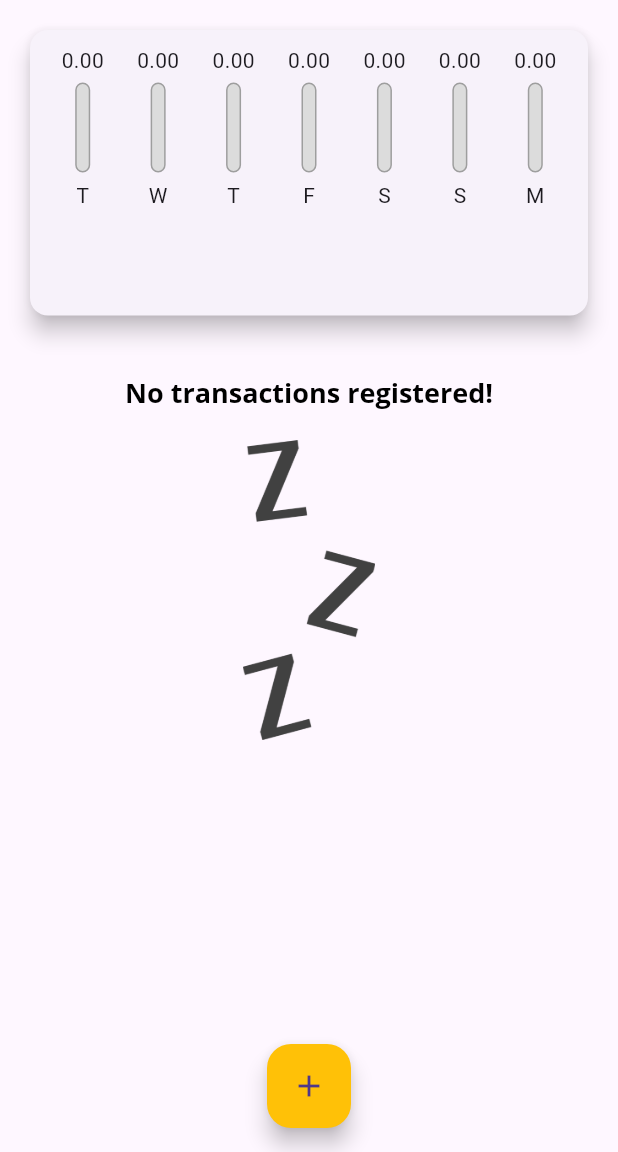
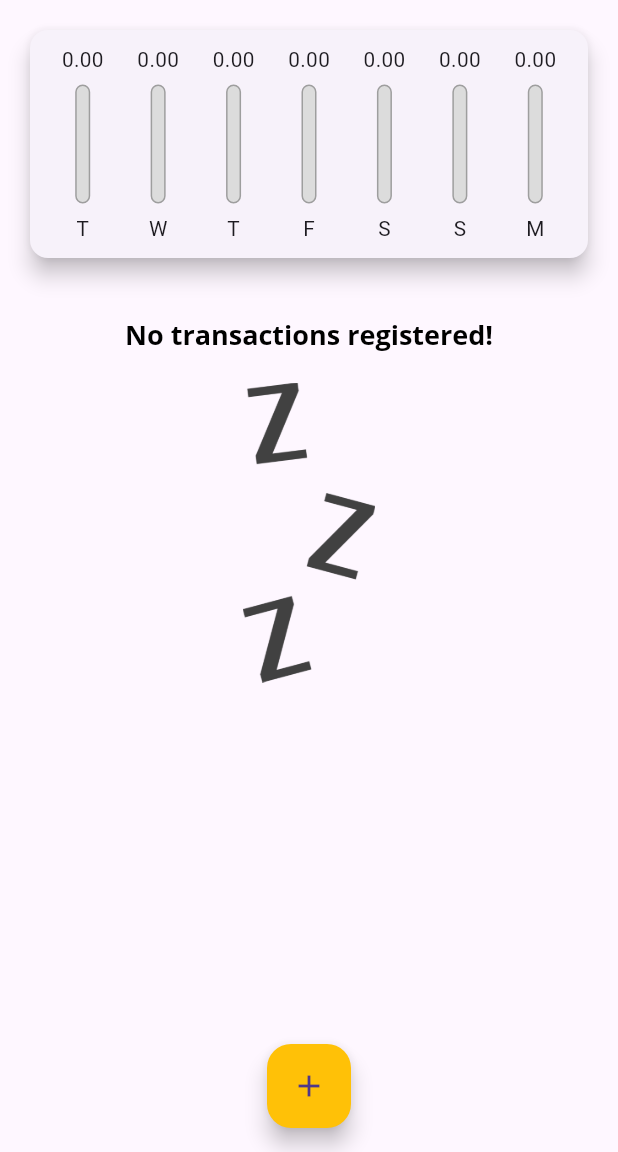
Before and after one commit to davisiqueira1/flutter_expenses_app, a Flutter app: the screen it shows after launch, on a phone screen of 412 x 824 dp, the part 84-1236 px from its top. Run offline on Flutter 3.47's test engine with Material 3 defaults, Android fonts, the phone set to English and light mode, and no system bars.

Commit message:
feat: add chart bar responsiveness

```diff
--- a/lib/components/chart_bar.dart
+++ b/lib/components/chart_bar.dart
@@ -16,17 +16,19 @@ class ChartBar extends StatelessWidget {
 
   @override
   Widget build(BuildContext context) {
+    return LayoutBuilder(
+      builder: (ctx, constraints) {
         return Column(
           children: [
             SizedBox(
-          height: 20,
+              height: constraints.maxHeight * 0.15,
               child: FittedBox(
                 child: Text(_value.toStringAsFixed(2)),
               ),
             ),
-        const SizedBox(height: 5),
+            SizedBox(height: constraints.maxHeight * 0.05),
             SizedBox(
-          height: 60,
+              height: constraints.maxHeight * 0.6,
               width: 10,
               child: Stack(
                 alignment: Alignment.bottomCenter,
@@ -52,9 +54,17 @@ class ChartBar extends StatelessWidget {
                 ],
               ),
             ),
-        const SizedBox(height: 5),
-        Text(_label),
+            SizedBox(height: constraints.maxHeight * 0.05),
+            SizedBox(
+              height: constraints.maxHeight * 0.15,
+              child: FittedBox(
+                child: Text(_label),
+              ),
+            ),
+            // Text(_label),
           ],
+        );
+      },
     );
   }
 }
--- a/lib/main.dart
+++ b/lib/main.dart
@@ -119,13 +119,13 @@ class _HomePageState extends State<HomePage> {
           crossAxisAlignment: CrossAxisAlignment.stretch,
           children: [
             SizedBox(
-              height: availableHeight * 0.3,
+              height: availableHeight * 0.25,
               child: Chart(
                 transactions: _recentTransactions,
               ),
             ),
             SizedBox(
-              height: availableHeight * 0.7,
+              height: availableHeight * 0.75,
               child: TransactionList(
                 transactions: _transactions,
                 onDelete: _onDelete,
```
Lines whose indentation alone changed are shown as unchanged.
